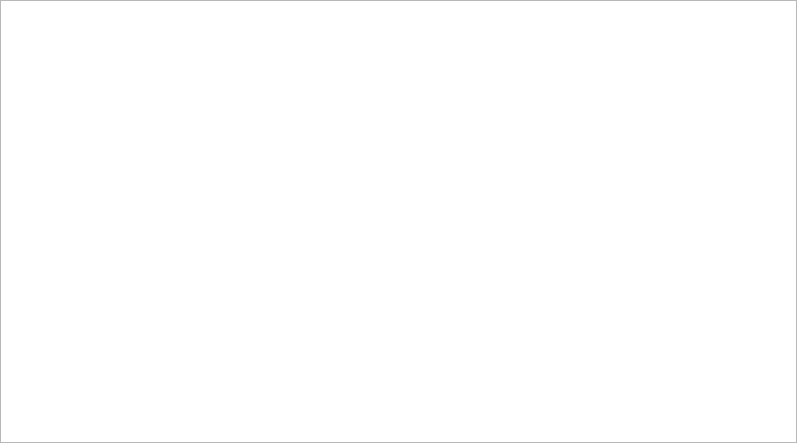
opengisch/QgisModelBaker, file QgisModelBaker/ui/basket_panel.ui: the form before one commit.
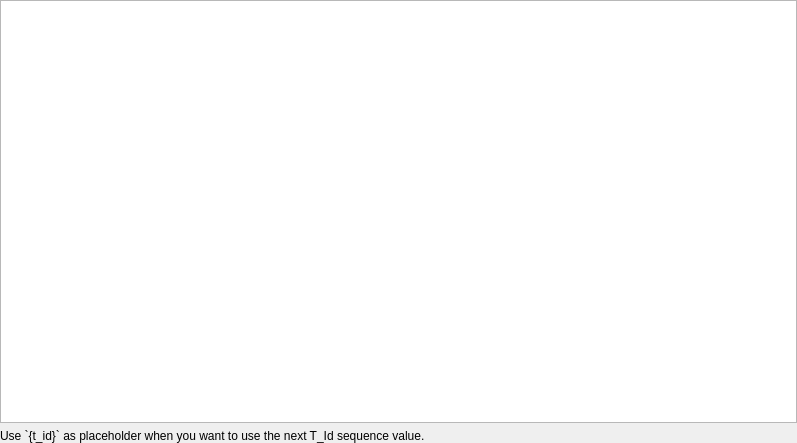
The form after the commit.

Commit message: use {t_id} as placeholder

Diff of the .ui file:
```diff
--- a/QgisModelBaker/ui/basket_panel.ui
+++ b/QgisModelBaker/ui/basket_panel.ui
@@ -29,6 +29,13 @@
    <item row="0" column="0">
     <widget class="QTableView" name="basket_view"/>
    </item>
+   <item row="1" column="0">
+    <widget class="QLabel" name="label">
+     <property name="text">
+      <string>&lt;html&gt;&lt;head/&gt;&lt;body&gt;&lt;p&gt;Use `{t_id}` as placeholder when you want to use the next T_Id sequence value.&lt;/body&gt;&lt;/html&gt;</string>
+     </property>
+    </widget>
+   </item>
   </layout>
  </widget>
  <resources/>
```
The commit also changes 2 other files.
